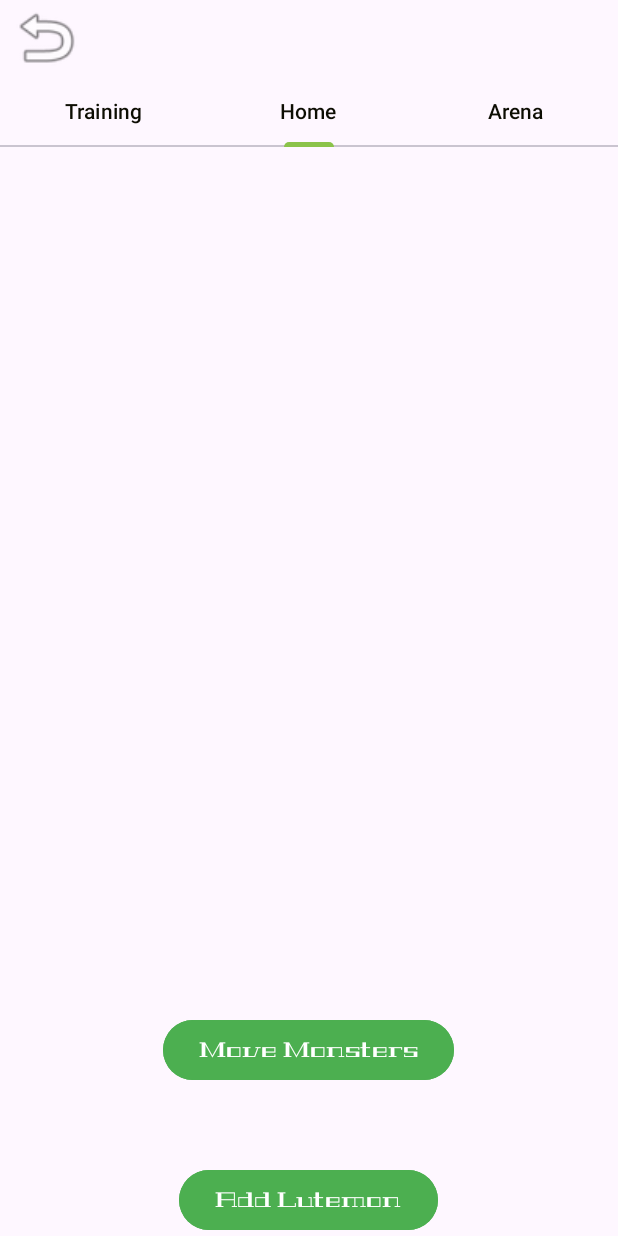
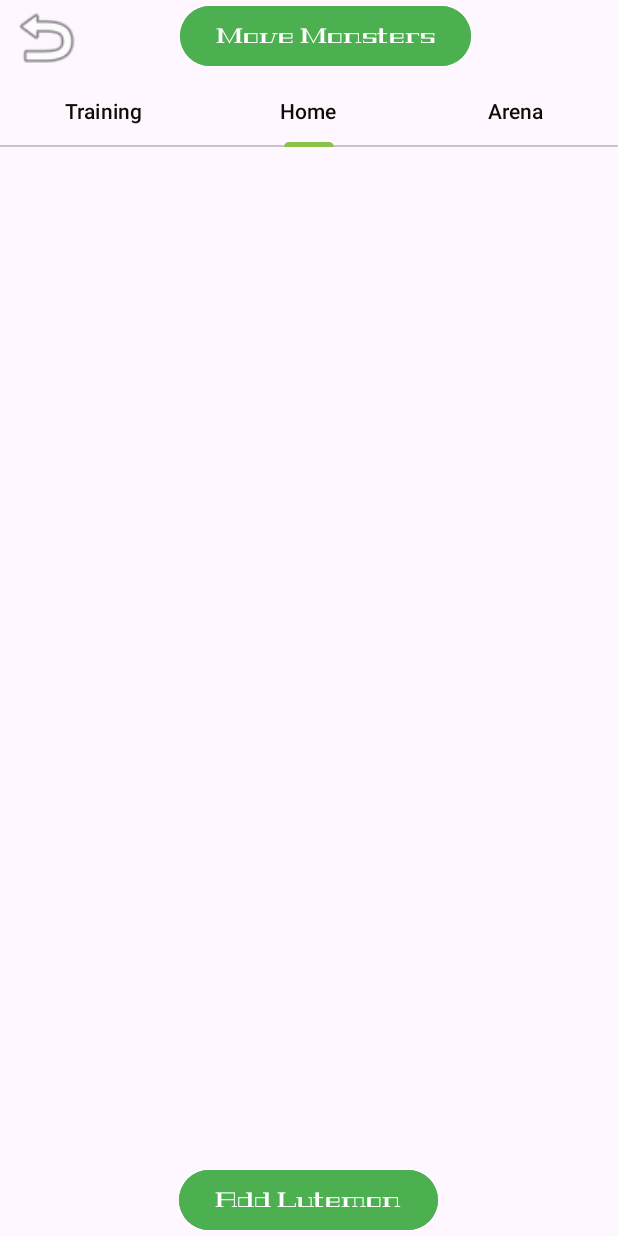
Before and after one commit to AtteP44/Lutemon-project, an Android app: the GameActivity screen opened directly, with no data from a screen before it, tab 2 chosen, on a phone screen of 412 x 824 dp. Run offline under Robolectric (Android 15) with nearby library versions, the phone set to English and light mode, and no system bars.

Commit message:
V1.1 Changed location of move button, fixed bugs in beginning training

```diff
--- a/app/src/main/java/com/attep/lutemon_project/GameActivity.java
+++ b/app/src/main/java/com/attep/lutemon_project/GameActivity.java
@@ -2,6 +2,7 @@ package com.attep.lutemon_project;
 
 import android.content.Intent;
 import android.os.Bundle;
+import android.widget.Button;
 import android.widget.ImageView;
 
 import androidx.activity.EdgeToEdge;
@@ -14,6 +15,7 @@ import androidx.viewpager2.widget.ViewPager2;
 import com.google.android.material.tabs.TabLayout;
 
 public class GameActivity extends AppCompatActivity {
+    private Button moveBtn;
 
     @Override
     protected void onCreate(Bundle savedInstanceState) {
@@ -26,6 +28,7 @@ public class GameActivity extends AppCompatActivity {
             return insets;
         });
         ImageView returnBtn = findViewById(R.id.ReturnBtn);
+        moveBtn = findViewById(R.id.MoveMonsterBtn);
 
         TabLayout tabLayout = findViewById(R.id.tabArea);
         ViewPager2 fragmentArea = findViewById(R.id.fragmentArea);
@@ -62,5 +65,10 @@ public class GameActivity extends AppCompatActivity {
             Intent intent = new Intent(this, MainActivity.class);
             startActivity(intent);
         });
+
+        moveBtn.setOnClickListener(v -> {
+            Intent intent = new Intent(this, MoveLutemonsActivity.class);
+            startActivity(intent);
+        });
     }
 }
--- a/app/src/main/java/com/attep/lutemon_project/fragments/HomeFragment.java
+++ b/app/src/main/java/com/attep/lutemon_project/fragments/HomeFragment.java
@@ -28,10 +28,6 @@ public class HomeFragment extends Fragment {
     private RecyclerView recyclerView;
     private Button createBtn;
 
-    private Button moveBtn;
-
-
-
     public HomeFragment() {
         // Required empty public constructor
     }
@@ -50,7 +46,7 @@ public class HomeFragment extends Fragment {
                              Bundle savedInstanceState) {
         View view = inflater.inflate(R.layout.fragment_home, container, false);
         createBtn = view.findViewById(R.id.AddLutemonButton);
-        moveBtn = view.findViewById(R.id.MoveMonsterBtn);
+
 
         recyclerView = view.findViewById(R.id.HomeRv);
 
@@ -65,10 +61,7 @@ public class HomeFragment extends Fragment {
             Intent intent = new Intent(getActivity(), CreateLutemonActivity.class);
             startActivity(intent);
         });
-        moveBtn.setOnClickListener(v -> {
-            Intent intent = new Intent(getActivity(), MoveLutemonsActivity.class);
-            startActivity(intent);
-        });
+
 
         return view;
     }
--- a/app/src/main/java/com/attep/lutemon_project/fragments/TrainingFragment.java
+++ b/app/src/main/java/com/attep/lutemon_project/fragments/TrainingFragment.java
@@ -54,12 +54,16 @@ public class TrainingFragment extends Fragment {
         statusText = view.findViewById(R.id.trainingFragmentTxt);
         makeRadiobuttons(view);
 
+
         startTrainingBtn.setOnClickListener(v ->{
             trainingRg = view.findViewById(R.id.TrainingLutemonRg);
 
-            Intent intent = new Intent(getActivity(), TrainingActivity.class);
-            intent.putExtra("chosenOne", trainingRg.getCheckedRadioButtonId());
-            startActivity(intent);
+
+
+                Intent intent = new Intent(getActivity(), TrainingActivity.class);
+                intent.putExtra("chosenOne", trainingRg.getCheckedRadioButtonId());
+                startActivity(intent);
+
         });
         return view;
     }
@@ -82,6 +86,7 @@ public class TrainingFragment extends Fragment {
             RadioButton rb = new RadioButton(getContext());
             rb.setText(l.getName() + " Lvl:" +l.getLevel()+" ("+l.getType()+")");
             rb.setId(i++);
+            rb.setChecked(true);
             trainingRg.addView(rb);
 
         }
--- a/app/src/main/res/layout/activity_game.xml
+++ b/app/src/main/res/layout/activity_game.xml
@@ -12,6 +12,14 @@
         android:layout_width="61dp"
         android:layout_height="50dp"
         app:srcCompat="@android:drawable/ic_menu_revert" />
+    <Button
+        android:id="@+id/MoveMonsterBtn"
+        android:layout_width="wrap_content"
+        android:layout_height="wrap_content"
+        android:layout_marginStart="120dp"
+        android:backgroundTint="#4CAF50"
+        android:fontFamily="@font/geostar_fill"
+        android:text="Move Monsters" />
 
     <com.google.android.material.tabs.TabLayout
         android:id="@+id/tabArea"
--- a/app/src/main/res/layout/fragment_home.xml
+++ b/app/src/main/res/layout/fragment_home.xml
@@ -21,14 +21,6 @@
 
         android:text="Add Lutemon" />
 
-    <Button
-        android:id="@+id/MoveMonsterBtn"
-        android:layout_width="wrap_content"
-        android:layout_height="wrap_content"
-        android:layout_gravity="bottom|center"
-        android:layout_marginBottom="100dp"
-        android:backgroundTint="#4CAF50"
-        android:fontFamily="@font/geostar_fill"
-        android:text="Move Monsters" />
+
 
 </FrameLayout>
```
